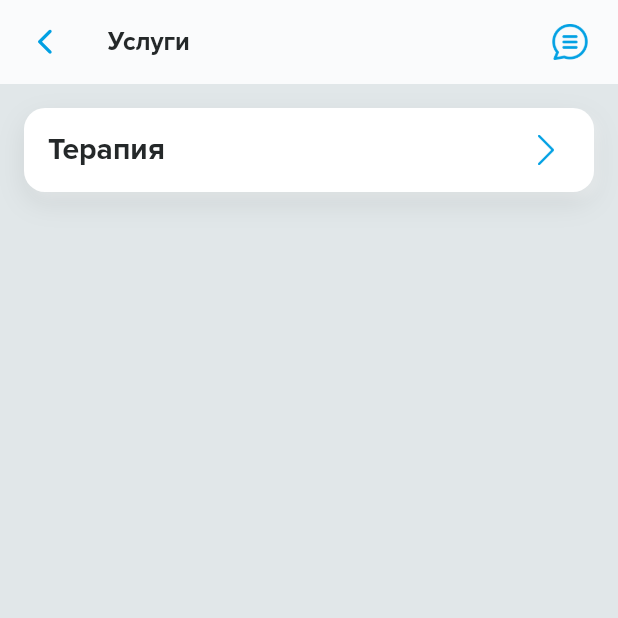
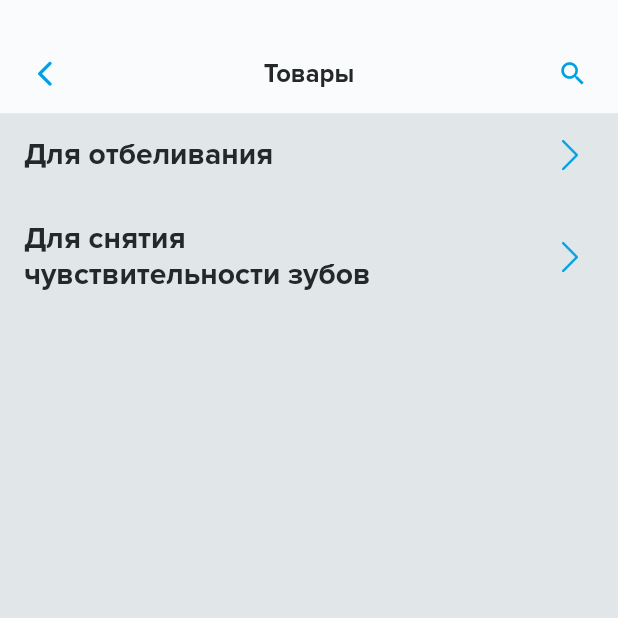
Before and after one commit to uluhulu/swissdent, a Flutter app: the screen it shows after launch, on a phone screen of 412 x 824 dp, the top half of it. Run offline on Flutter 3.47's test engine with Material 2 defaults, Android fonts, the phone set to English and light mode, and no system bars; drawn by our look-alikes of expandable; our stand-ins replace flutter_bloc, flutter_money_formatter, mask_text_input_formatter, video_player.

Commit message:
add product screen

```diff
--- a/lib/constants/colors.dart
+++ b/lib/constants/colors.dart
@@ -34,6 +34,8 @@ final appbarColor = palete['solitude'];
 final cartTotalBoardColor = palete['solitude'];
 final paymentInfoBoardColor = palete['cosmic latte'];
 final snapshotCardColor = palete['solitude'];
+final searchClearButtonColor = palete['alarm'];
+final productCardColor = palete['solitude'];
 
 final palete = {
   'alarm': Color(0xffEC2424),
--- a/lib/constants/strings.dart
+++ b/lib/constants/strings.dart
@@ -53,6 +53,7 @@ final paymentInfoText =
     'Оплата и получение товара производится в офисе стоматологии';
 final snapshotsScreenTitle = 'Снимки';
 final servicesScreenTitle = 'Услуги';
+final searchBarHint = 'Поиск';
 
 String serviceCost(double amount) {
   return 'от ${formatMoney(amount)} $rubPrefix';
--- a/lib/constants/styles.dart
+++ b/lib/constants/styles.dart
@@ -27,7 +27,7 @@ final normal11StyleRed = normalStyle.copyWith(
   color: palete['alarm'],
 );
 final normal12StyleGrey = normalStyle.copyWith(
-  fontSize: 11,
+  fontSize: 12,
   color: palete['gray1'],
 );
 
--- a/lib/main.dart
+++ b/lib/main.dart
@@ -1,7 +1,5 @@
 import 'package:flutter/material.dart';
-import 'package:swissdent/screens/personal_cabinet/personal_cabinet_screen.dart';
-import 'package:swissdent/screens/services_screen/services_screen.dart';
-import 'package:swissdent/screens/snapshots_screen/snapshots_screen.dart';
+import 'package:swissdent/screens/product_screen/product_screen.dart';
 
 void main() {
   runApp(MyApp());
@@ -28,7 +26,7 @@ class MyApp extends StatelessWidget {
           primarySwatch: Colors.blue,
           visualDensity: VisualDensity.adaptivePlatformDensity,
         ),
-        home: ServicesScreen(),
+        home: ProductScreen(),
       ),
     );
   }
--- /dev/null
+++ b/lib/screens/product_screen/product_screen.dart
@@ -0,0 +1,39 @@
+import 'package:expandable/expandable.dart';
+import 'package:flutter/material.dart';
+import 'package:swissdent/constants/colors.dart';
+import 'package:swissdent/screens/product_screen/widget/product_expand/product_expand_category.dart';
+import 'package:swissdent/screens/product_screen/widget/product_item/product_item.dart';
+import 'package:swissdent/screens/product_screen/widget/search_appbar/search_appbar.dart';
+
+///screen of products
+///todo figma link
+class ProductScreen extends StatefulWidget {
+  @override
+  _ProductScreenState createState() => _ProductScreenState();
+}
+
+class _ProductScreenState extends State<ProductScreen> {
+  @override
+  Widget build(BuildContext context) {
+    return Scaffold(
+      backgroundColor: backgroundColor,
+      body: Column(
+        children: [
+          _buildAppbar(),
+          Expanded(
+            child: ListView(
+              children: [
+                ProductExpandCategory(categoryName: "Для отбеливания"),
+                ProductExpandCategory(categoryName: "Для снятия чувствительности зубов"),
+              ],
+            ),
+          ),
+        ],
+      ),
+    );
+  }
+
+  Widget _buildAppbar() {
+    return SearchAppbar();
+  }
+}
--- /dev/null
+++ b/lib/screens/product_screen/widget/product_expand/product_expand_category.dart
@@ -0,0 +1,58 @@
+import 'package:flutter/material.dart';
+import 'package:swissdent/screens/product_screen/widget/product_item/product_item.dart';
+import 'package:swissdent/widget/expandable/expand_without_header.dart';
+
+///expandable category for products
+class ProductExpandCategory extends StatefulWidget {
+  ///name of prodcuts category
+  final String categoryName;
+
+  const ProductExpandCategory({Key key, this.categoryName}) : super(key: key);
+
+  @override
+  _ProductExpandCategoryState createState() => _ProductExpandCategoryState();
+}
+
+class _ProductExpandCategoryState extends State<ProductExpandCategory> {
+  @override
+  Widget build(BuildContext context) {
+    return ExpandWithoutHeader(
+      cardName: widget.categoryName,
+      expandableBody: Center(
+        child: Wrap(
+          direction: Axis.horizontal,
+          spacing: 16,
+          children: [
+            ProductItem(
+              productCost: 1200,
+              productDescription: 'Зубная щетка (АБСТРАКЦИОНИСТ)0,15 SOFT',
+              productImagePath:
+                  'https://dizion.ru/image/cache/catalog/Katalog/Gigiyena-polosti-rta/Zubnyye-shchetki/vitis_ultrasoft_zubnaya_shetka_m_u2-700x700.jpg',
+            ),
+            // SizedBox(width: 16),
+            ProductItem(
+              productCost: 1200,
+              productDescription: 'Зубная щетка (АБСТРАКЦИОНИСТ)0,15 SOFT',
+              productImagePath:
+                  'https://dizion.ru/image/cache/catalog/Katalog/Gigiyena-polosti-rta/Zubnyye-shchetki/vitis_ultrasoft_zubnaya_shetka_m_u2-700x700.jpg',
+            ),
+            ProductItem(
+              productCost: 1200,
+              productDescription: 'Зубная щетка (АБСТРАКЦИОНИСТ)0,15 SOFT',
+              productImagePath:
+              'https://dizion.ru/image/cache/catalog/Katalog/Gigiyena-polosti-rta/Zubnyye-shchetki/vitis_ultrasoft_zubnaya_shetka_m_u2-700x700.jpg',
+            ),
+            // SizedBox(width: 16),
+            ProductItem(
+              productCost: 1200,
+              productDescription: 'Зубная щетка (АБСТРАКЦИОНИСТ)0,15 SOFT',
+              productImagePath:
+              'https://dizion.ru/image/cache/catalog/Katalog/Gigiyena-polosti-rta/Zubnyye-shchetki/vitis_ultrasoft_zubnaya_shetka_m_u2-700x700.jpg',
+            ),
+
+          ],
+        ),
+      ),
+    );
+  }
+}
--- /dev/null
+++ b/lib/screens/product_screen/widget/search_appbar/search_appbar.dart
@@ -0,0 +1,135 @@
+import 'package:expandable/expandable.dart';
+import 'package:flutter/cupertino.dart';
+import 'package:flutter/material.dart';
+import 'package:swissdent/constants/colors.dart';
+import 'package:swissdent/constants/strings.dart';
+import 'package:swissdent/constants/styles.dart';
+import 'package:swissdent/widget/swissdent_textfield/swissdent_default_textfield.dart';
+import 'package:swissdent/widget/swissdent_textfield/swissdent_search_textfield.dart';
+
+///Appbar with search panel
+///todo figma link
+class SearchAppbar extends StatefulWidget {
+  @override
+  _SearchAppbarState createState() => _SearchAppbarState();
+}
+
+class _SearchAppbarState extends State<SearchAppbar> {
+  ExpandableController _expandableController;
+  FocusNode searchFocusNode = FocusNode();
+
+  @override
+  void initState() {
+    _initExpandController();
+    super.initState();
+  }
+
+  @override
+  void dispose() {
+    super.dispose();
+    _expandableController.dispose();
+    searchFocusNode.dispose();
+  }
+
+  void _initExpandController() {
+    _expandableController = ExpandableController();
+  }
+
+  @override
+  Widget build(BuildContext context) {
+    return ExpandableNotifier(
+      child: ScrollOnExpand(
+        scrollOnExpand: true,
+        scrollOnCollapse: true,
+        child: Container(
+          color: appbarColor,
+          child: _buildExpandPanel(),
+        ),
+      ),
+    );
+  }
+
+  Widget _buildExpandPanel() {
+    return Padding(
+      padding: const EdgeInsets.only(top: 23.0),
+      child: ExpandablePanel(
+        controller: _expandableController,
+        theme: ExpandableThemeData(
+          headerAlignment: ExpandablePanelHeaderAlignment.center,
+          tapBodyToCollapse: false,
+          tapHeaderToExpand: false,
+          iconColor: Colors.black.withOpacity(0.4),
+          scrollAnimationDuration: Duration(milliseconds: 200),
+          hasIcon: false,
+        ),
+        builder: (_, collapsed, expanded) {
+          return Expandable(
+            collapsed: collapsed,
+            expanded: expanded,
+            theme: const ExpandableThemeData(crossFadePoint: 0),
+          );
+        },
+        header: _buildAppbarHeader(),
+        expanded: _buildExpandBody(),
+      ),
+    );
+  }
+
+  Widget _buildAppbarHeader() {
+    return Padding(
+      padding: EdgeInsets.all(0),
+      child: Row(
+        children: [
+          CupertinoButton(
+            onPressed: () {},
+            child: Icon(
+              Icons.arrow_back_ios_rounded,
+              color: backLeadingButtonColor,
+            ),
+          ),
+          Spacer(),
+          Text(
+            products,
+            style: bold17BlackStyle,
+          ),
+          Spacer(),
+          CupertinoButton(
+            onPressed: () {
+              handleSearchbarVisibility();
+            },
+            child: Icon(
+              Icons.search,
+              color: backLeadingButtonColor,
+            ),
+          ),
+        ],
+      ),
+    );
+  }
+
+  Widget _buildExpandBody() {
+    return Padding(
+      padding: const EdgeInsets.all(16.0),
+      child: SwissdentSearchTextField(
+        onType: (text) {},
+        hint: searchBarHint,
+        onSubmitted: (text) {},
+        focusNode: searchFocusNode,
+      ),
+    );
+  }
+
+  void handleSearchbarVisibility() {
+    if (_expandableController.expanded) {
+      setState(() {
+        _expandableController.expanded = false;
+        searchFocusNode.unfocus();
+      });
+    } else {
+      setState(() {
+        _expandableController.expanded = true;
+        searchFocusNode.requestFocus();
+      });
+    }
+  }
+}
--- a/lib/screens/personal_cabinet/widget/expand_treatment/base/expand_treatment.dart
+++ b/lib/widget/expandable/expand_without_header.dart
@@ -5,30 +5,27 @@ import 'package:flutter/material.dart';
 import 'package:swissdent/constants/paths.dart';
 import 'package:swissdent/constants/styles.dart';
 
-///Expand treatment cart
+///Expand without header
 ///todo figma link
-class ExpandTreatment extends StatefulWidget {
+class ExpandWithoutHeader extends StatefulWidget {
   ///name of treatment
   final String cardName;
 
   ///body of expand card
   final Widget expandableBody;
 
-  ///expand listener
-  final VoidCallback onExpandListener;
 
-  const ExpandTreatment({
+  const ExpandWithoutHeader({
     Key key,
     this.cardName,
     this.expandableBody,
-    this.onExpandListener,
   }) : super(key: key);
 
   @override
-  _ExpandTreatmentState createState() => _ExpandTreatmentState();
+  _ExpandWithoutHeaderState createState() => _ExpandWithoutHeaderState();
 }
 
-class _ExpandTreatmentState extends State<ExpandTreatment>
+class _ExpandWithoutHeaderState extends State<ExpandWithoutHeader>
     with TickerProviderStateMixin {
   ExpandableController _expandableController;
   AnimationController _animationController;
@@ -53,7 +50,6 @@ class _ExpandTreatmentState extends State<ExpandTreatment>
     _expandableController.addListener(() {
       if (_expandableController.expanded) {
         _animationController.forward();
-        widget.onExpandListener();
       } else {
         _animationController.reverse();
       }
@@ -72,29 +68,24 @@ class _ExpandTreatmentState extends State<ExpandTreatment>
   @override
   Widget build(BuildContext context) {
     return ExpandableNotifier(
+      controller: _expandableController,
       child: ScrollOnExpand(
         scrollOnExpand: true,
         scrollOnCollapse: true,
-
         child: ExpandablePanel(
-          controller: _expandableController,
           theme: ExpandableThemeData(
             headerAlignment: ExpandablePanelHeaderAlignment.center,
             tapBodyToCollapse: true,
             iconColor: Colors.black.withOpacity(0.4),
             scrollAnimationDuration: Duration(milliseconds: 200),
             hasIcon: false,
+            useInkWell: false,
           ),
           builder: (_, collapsed, expanded) {
-            return Padding(
-              padding: EdgeInsets.symmetric(
-                horizontal: 16,
-              ),
-              child: Expandable(
-                collapsed: collapsed,
-                expanded: expanded,
-                theme: const ExpandableThemeData(crossFadePoint: 0),
-              ),
+            return Expandable(
+              collapsed: collapsed,
+              expanded: expanded,
+              theme: const ExpandableThemeData(crossFadePoint: 0),
             );
           },
           header: _buildCardHeader(),
@@ -109,9 +100,12 @@ class _ExpandTreatmentState extends State<ExpandTreatment>
       padding: EdgeInsets.all(16),
       child: Row(
         children: [
-          Text(
-            widget.cardName,
-            style: bold20BlackStyle,
+          Container(
+            width: 232,
+            child: Text(
+              widget.cardName,
+              style: bold20BlackStyle,
+            ),
           ),
           Spacer(),
           RotationTransition(
--- a/lib/widget/swissdent_textfield/swissdent_num_textfield.dart
+++ b/lib/widget/swissdent_textfield/swissdent_num_textfield.dart
@@ -9,7 +9,7 @@ class SwissdentNumTextField extends StatefulWidget {
   const SwissdentNumTextField({
     Key key,
     this.onNumberType,
-    this.readOnly,
+    this.readOnly = false,
   }) : super(key: key);
 
   @override
```
Also changed, not shown: lib/screens/personal_cabinet/personal_cabinet_screen.dart (+0 -8 lines), lib/screens/personal_cabinet/widget/expand_treatment/completed_treatment/complete_treatment.dart (+9 -11 lines), lib/screens/personal_cabinet/widget/expand_treatment/schedule_treatment/schedule_treatment.dart (+6 -7 lines), lib/screens/product_screen/widget/product_item/product_item.dart (added, +106 -0 lines), lib/widget/swissdent_textfield/swissdent_search_textfield.dart (added, +67 -0 lines), 1 other file.
